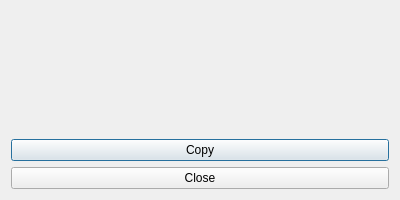
Above: qrcodedialog.ui from mxyooR/QRcode_scanner before the change. Below: the same form after it.
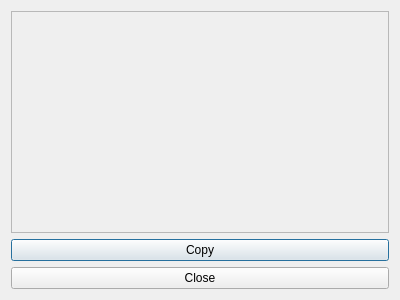
That is the form after the change.

Patch:
```diff
--- a/qrcodedialog.ui
+++ b/qrcodedialog.ui
@@ -7,7 +7,7 @@
     <x>0</x>
     <y>0</y>
     <width>400</width>
-    <height>200</height>
+    <height>300</height>
    </rect>
   </property>
   <property name="windowTitle">
@@ -15,18 +15,35 @@
   </property>
   <layout class="QVBoxLayout" name="verticalLayout">
    <item>
+    <widget class="QScrollArea" name="scrollArea">
+     <property name="widgetResizable">
+      <bool>true</bool>
+     </property>
+     <widget class="QWidget" name="scrollAreaWidgetContents">
+      <layout class="QVBoxLayout" name="scrollAreaLayout">
+       <item>
     <widget class="QLabel" name="qrCodeTextLabel">
      <property name="font">
       <font>
        <pointsize>12</pointsize>
       </font>
      </property>
-     <property name="alignment">
-      <set>Qt::AlignCenter</set>
-     </property>
      <property name="text">
       <string/>
      </property>
+         <property name="alignment">
+          <set>Qt::AlignLeft|Qt::AlignTop</set>
+         </property>
+         <property name="wordWrap">
+          <bool>true</bool>
+         </property>
+         <property name="textInteractionFlags">
+          <set>Qt::TextSelectableByMouse</set>
+         </property>
+        </widget>
+       </item>
+      </layout>
+     </widget>
     </widget>
    </item>
    <item>
```
Lines whose indentation alone changed are shown as unchanged.
